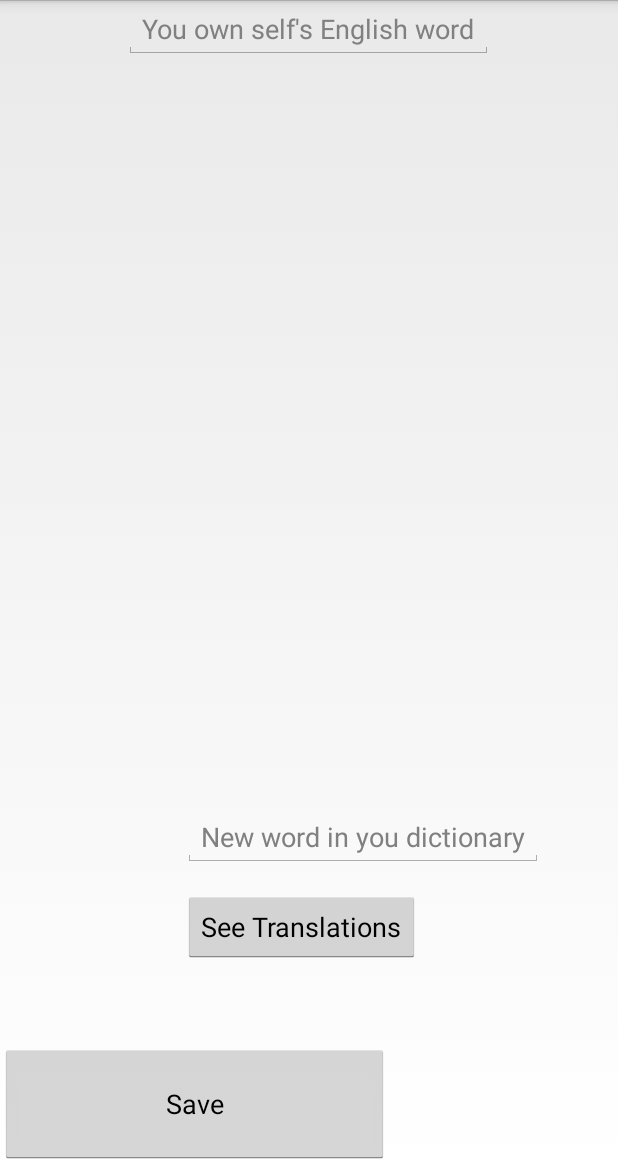
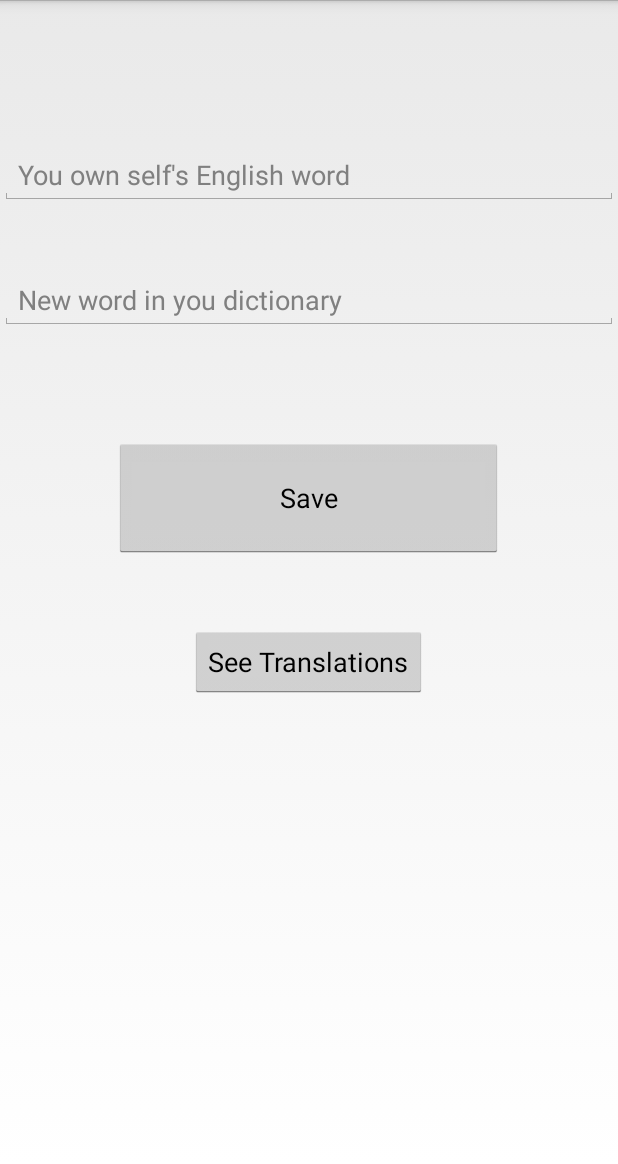
Before and after one commit to toeknee-io/The-Jerry-App, an Android app: the TranslateEditorActivity screen opened directly, with no data from a screen before it, on a phone screen of 412 x 824 dp, the part 72-1236 px from its top. Run offline under Robolectric (Android 15) with nearby library versions, the phone set to English and light mode, and no system bars.

Commit message:
"Stopped" fix

```diff
--- a/app/src/main/java/com/loosefang/thejerryapp/HomeActivity.java
+++ b/app/src/main/java/com/loosefang/thejerryapp/HomeActivity.java
@@ -89,12 +89,15 @@ public class HomeActivity extends Activity implements OnItemClickListener {
 		if(arg2 == 1) {
             openTranslator();
         }
+
         if(arg2 == 2){
             openSoundboard();
         }
+/*
 		else{
 			this.fireCardActivity("home", arg2);
 		}
+*/
 	}
 
 	public void fireCardActivity(String action,int position){
--- a/app/src/main/java/com/loosefang/thejerryapp/javafile/FontSize.java
+++ b/app/src/main/java/com/loosefang/thejerryapp/javafile/FontSize.java
@@ -29,7 +29,7 @@ public class FontSize extends Dialog {
 		setContentView(com.loosefang.thejerryapp.R.layout.font_size);
 
 		setSize = (SeekBar) findViewById(R.id.seekbar);
-		setSize.setMax(80);
+		setSize.setMax(75);
 		setSize.setProgress(currentSize);
 		setSize.setOnSeekBarChangeListener(new OnSeekBarChangeListener() {
 
--- a/app/src/main/java/com/loosefang/thejerryapp/javafile/StartUpDialog.java
+++ b/app/src/main/java/com/loosefang/thejerryapp/javafile/StartUpDialog.java
@@ -10,7 +10,7 @@ public class StartUpDialog {
 	Activity act;
 	AlertDialog dialog;
 	AlertDialog.Builder builder;
-	private static final String DIALOG_MASSAGE="Take picture from ? ";
+	private static final String DIALOG_MASSAGE="Take picture from? ";
 	public StartUpDialog(Activity a) {
 		this.act=a;
 		builder=new AlertDialog.Builder(a);
--- a/app/src/main/res/layout/translator_editor_activity.xml
+++ b/app/src/main/res/layout/translator_editor_activity.xml
@@ -12,10 +12,10 @@
         android:layout_height="80dp"
         android:onClick="saveAndFinish"
         android:id="@+id/save"
-        android:layout_alignParentBottom="true"
-        android:layout_alignParentLeft="true"
-        android:layout_alignParentStart="true"
-        android:text="Save" />
+        android:text="Save"
+        android:layout_below="@+id/translationText"
+        android:layout_centerHorizontal="true"
+        android:layout_marginTop="72dp" />
 
     <EditText
         android:layout_width="wrap_content"
@@ -23,18 +23,23 @@
         android:id="@+id/englishText"
         android:hint="You own self's English word"
         android:layout_alignParentTop="true"
-        android:layout_centerHorizontal="true" />
+        android:layout_alignParentLeft="true"
+        android:layout_alignParentStart="true"
+        android:layout_marginTop="97dp"
+        android:layout_alignParentRight="true"
+        android:layout_alignParentEnd="true" />
 
     <EditText
-        android:layout_width="wrap_content"
-        android:layout_height="wrap_content"
+        android:layout_width="100pt"
+        android:layout_height="15pt"
         android:id="@+id/translationText"
         android:hint="New word in you dictionary"
-        android:layout_above="@+id/save"
-        android:layout_toEndOf="@+id/seeTranslations"
-        android:layout_marginBottom="118dp"
-        android:layout_alignLeft="@+id/seeTranslations"
-        android:layout_alignStart="@+id/seeTranslations" />
+        android:layout_below="@+id/englishText"
+        android:layout_alignParentLeft="true"
+        android:layout_alignParentStart="true"
+        android:layout_marginTop="50dp"
+        android:layout_alignParentRight="true"
+        android:layout_alignParentEnd="true" />
 
     <Button
         android:layout_width="wrap_content"
@@ -42,11 +47,8 @@
         android:onClick="seeTranslations"
         android:id="@+id/seeTranslations"
         android:text="See Translations"
-        android:layout_above="@+id/save"
-        android:layout_alignLeft="@+id/englishText"
-        android:layout_alignStart="@+id/englishText"
-        android:layout_marginLeft="39dp"
-        android:layout_marginStart="39dp"
-        android:layout_marginBottom="54dp" />
+        android:layout_below="@+id/save"
+        android:layout_centerHorizontal="true"
+        android:layout_marginTop="45dp" />
 
 </RelativeLayout>
```
Also changed, not shown: app/src/main/res/layout/translator_activity_layout.xml (+28 -16 lines).
